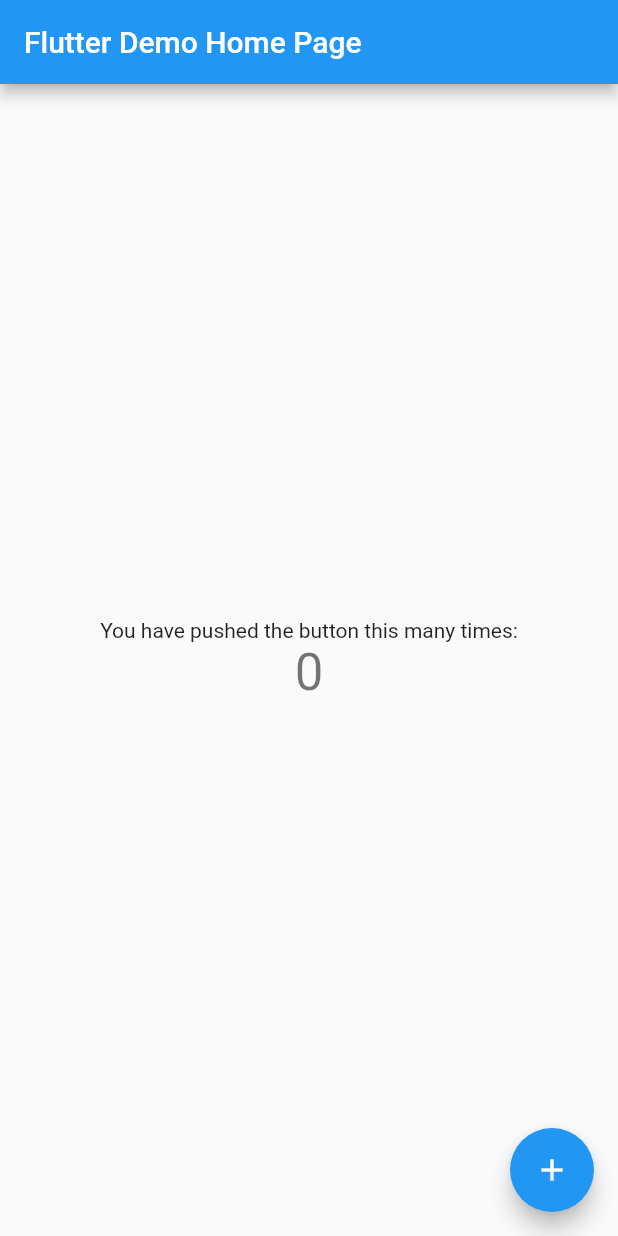
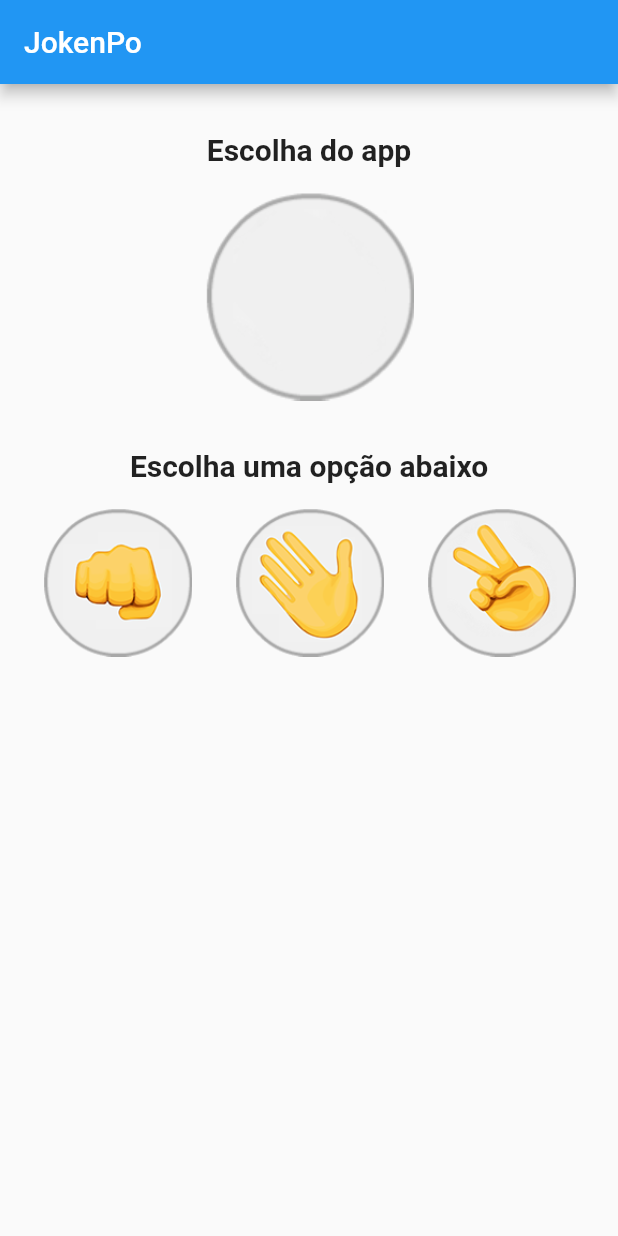
Before and after one commit to Kaleo-Stark/curso_desenvolvimento_Android_e_IOS_com_flutter, a Flutter app: the screen it shows after launch, on a phone screen of 412 x 824 dp. Run offline on Flutter 3.47's test engine with Material 2 defaults, Android fonts, the phone set to English and light mode, and no system bars.

Commit message:
Criaçao interface jogo jokenpo

```diff
--- /dev/null
+++ b/jokenpo/lib/Jogo.dart
@@ -0,0 +1,53 @@
+import 'package:flutter/material.dart';
+
+class Jogo extends StatefulWidget {
+  @override
+  _JogoState createState() => _JogoState();
+}
+
+class _JogoState extends State<Jogo> {
+  @override
+  Widget build(BuildContext context) {
+    return Scaffold(
+        appBar: AppBar(
+          title: Text("JokenPo"),
+        ),
+        body: Column(
+          crossAxisAlignment: CrossAxisAlignment.center,
+          children: <Widget>[
+            Padding(
+              padding: EdgeInsets.only(top:32, bottom: 16),
+              child: Text(
+                "Escolha do app",
+                textAlign: TextAlign.center,
+                style: TextStyle(
+                  fontSize: 20,
+                  fontWeight: FontWeight.bold
+                ),
+              ),
+            ),
+            Image.asset("images/padrao.png"),
+            Padding(
+              padding: EdgeInsets.only(top:32, bottom: 16),
+              child: Text(
+                "Escolha uma opção abaixo",
+                textAlign: TextAlign.center,
+                style: TextStyle(
+                  fontSize: 20,
+                  fontWeight: FontWeight.bold
+                ),
+              ),
+            ),
+            Row(
+              mainAxisAlignment: MainAxisAlignment.spaceEvenly,
+              children: <Widget>[
+                Image.asset("images/pedra.png", height: 100),
+                Image.asset("images/papel.png", height: 100),
+                Image.asset("images/tesoura.png", height: 100),
+              ],
+            )
+          ],
+        )
+    );
+  }
+}
--- a/jokenpo/lib/main.dart
+++ b/jokenpo/lib/main.dart
@@ -1,117 +1,9 @@
 import 'package:flutter/material.dart';
+import 'Jogo.dart';
 
-void main() {
-  runApp(MyApp());
+main() {
+  runApp(MaterialApp(
+    home: Jogo(),
+    debugShowCheckedModeBanner: false,
+  ));
 }
-
-class MyApp extends StatelessWidget {
-  // This widget is the root of your application.
-  @override
-  Widget build(BuildContext context) {
-    return MaterialApp(
-      title: 'Flutter Demo',
-      theme: ThemeData(
-        // This is the theme of your application.
-        //
-        // Try running your application with "flutter run". You'll see the
-        // application has a blue toolbar. Then, without quitting the app, try
-        // changing the primarySwatch below to Colors.green and then invoke
-        // "hot reload" (press "r" in the console where you ran "flutter run",
-        // or simply save your changes to "hot reload" in a Flutter IDE).
-        // Notice that the counter didn't reset back to zero; the application
-        // is not restarted.
-        primarySwatch: Colors.blue,
-        // This makes the visual density adapt to the platform that you run
-        // the app on. For desktop platforms, the controls will be smaller and
-        // closer together (more dense) than on mobile platforms.
-        visualDensity: VisualDensity.adaptivePlatformDensity,
-      ),
-      home: MyHomePage(title: 'Flutter Demo Home Page'),
-    );
-  }
-}
-
-class MyHomePage extends StatefulWidget {
-  MyHomePage({Key key, this.title}) : super(key: key);
-
-  // This widget is the home page of your application. It is stateful, meaning
-  // that it has a State object (defined below) that contains fields that affect
-  // how it looks.
-
-  // This class is the configuration for the state. It holds the values (in this
-  // case the title) provided by the parent (in this case the App widget) and
-  // used by the build method of the State. Fields in a Widget subclass are
-  // always marked "final".
-
-  final String title;
-
-  @override
-  _MyHomePageState createState() => _MyHomePageState();
-}
-
-class _MyHomePageState extends State<MyHomePage> {
-  int _counter = 0;
-
-  void _incrementCounter() {
-    setState(() {
-      // This call to setState tells the Flutter framework that something has
-      // changed in this State, which causes it to rerun the build method below
-      // so that the display can reflect the updated values. If we changed
-      // _counter without calling setState(), then the build method would not be
-      // called again, and so nothing would appear to happen.
-      _counter++;
-    });
-  }
-
-  @override
-  Widget build(BuildContext context) {
-    // This method is rerun every time setState is called, for instance as done
-    // by the _incrementCounter method above.
-    //
-    // The Flutter framework has been optimized to make rerunning build methods
-    // fast, so that you can just rebuild anything that needs updating rather
-    // than having to individually change instances of widgets.
-    return Scaffold(
-      appBar: AppBar(
-        // Here we take the value from the MyHomePage object that was created by
-        // the App.build method, and use it to set our appbar title.
-        title: Text(widget.title),
-      ),
-      body: Center(
-        // Center is a layout widget. It takes a single child and positions it
-        // in the middle of the parent.
-        child: Column(
-          // Column is also a layout widget. It takes a list of children and
-          // arranges them vertically. By default, it sizes itself to fit its
-          // children horizontally, and tries to be as tall as its parent.
-          //
-          // Invoke "debug painting" (press "p" in the console, choose the
-          // "Toggle Debug Paint" action from the Flutter Inspector in Android
-          // Studio, or the "Toggle Debug Paint" command in Visual Studio Code)
-          // to see the wireframe for each widget.
-          //
-          // Column has various properties to control how it sizes itself and
-          // how it positions its children. Here we use mainAxisAlignment to
-          // center the children vertically; the main axis here is the vertical
-          // axis because Columns are vertical (the cross axis would be
-          // horizontal).
-          mainAxisAlignment: MainAxisAlignment.center,
-          children: <Widget>[
-            Text(
-              'You have pushed the button this many times:',
-            ),
-            Text(
-              '$_counter',
-              style: Theme.of(context).textTheme.headline4,
-            ),
-          ],
-        ),
-      ),
-      floatingActionButton: FloatingActionButton(
-        onPressed: _incrementCounter,
-        tooltip: 'Increment',
-        child: Icon(Icons.add),
-      ), // This trailing comma makes auto-formatting nicer for build methods.
-    );
-  }
-}
--- a/jokenpo/pubspec.yaml
+++ b/jokenpo/pubspec.yaml
@@ -48,6 +48,11 @@
   # assets:
   #   - images/a_dot_burr.jpeg
   #   - images/a_dot_ham.jpeg
+  assets:
+    - images/padrao.png
+    - images/papel.png
+    - images/pedra.png
+    - images/tesoura.png
 
   # An image asset can refer to one or more resolution-specific "variants", see
   # https://flutter.dev/assets-and-images/#resolution-aware.
```
Also changed, not shown: jokenpo/images/padrao.png (added), jokenpo/images/papel.png (added), jokenpo/images/pedra.png (added), jokenpo/images/tesoura.png (added), 2 other files.
